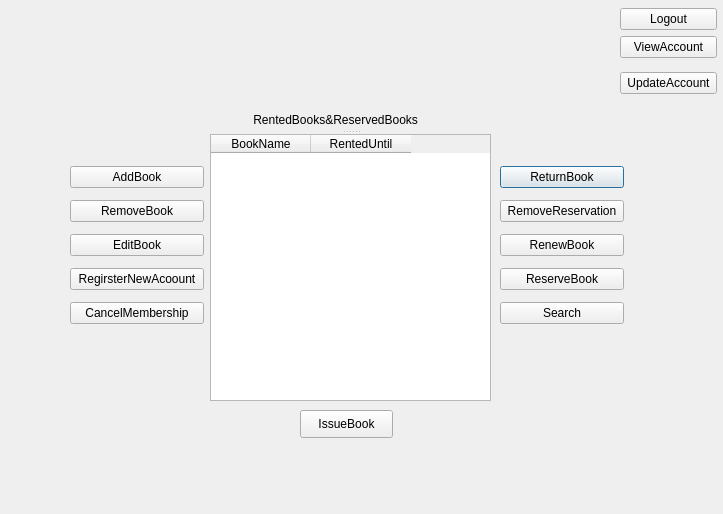
mahsaamini2222/LibraryManagementSystem, file V1.1/Login/window_librarian.ui: the form before one commit.
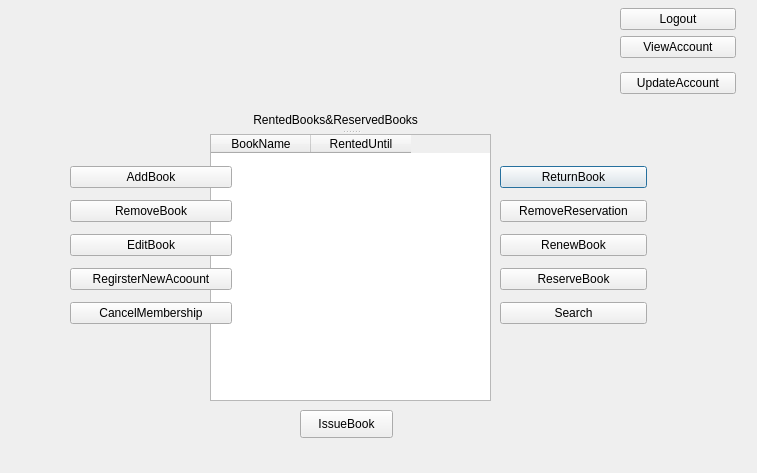
The form after the commit.

What changed in the file:
```diff
--- a/V1.1/Login/window_librarian.ui
+++ b/V1.1/Login/window_librarian.ui
@@ -6,19 +6,22 @@
    <rect>
     <x>0</x>
     <y>0</y>
-    <width>723</width>
-    <height>514</height>
+    <width>757</width>
+    <height>473</height>
    </rect>
   </property>
   <property name="windowTitle">
    <string>Dialog</string>
   </property>
+  <property name="sizeGripEnabled">
+   <bool>false</bool>
+  </property>
   <widget class="QWidget" name="layoutWidget">
    <property name="geometry">
     <rect>
      <x>500</x>
      <y>160</y>
-     <width>124</width>
+     <width>147</width>
      <height>170</height>
     </rect>
    </property>
@@ -103,12 +106,12 @@
     <string>IssueBook</string>
    </property>
   </widget>
-  <widget class="QWidget" name="">
+  <widget class="QWidget" name="layoutWidget">
    <property name="geometry">
     <rect>
      <x>70</x>
      <y>160</y>
-     <width>134</width>
+     <width>162</width>
      <height>170</height>
     </rect>
    </property>
@@ -150,12 +153,12 @@
     </item>
    </layout>
   </widget>
-  <widget class="QWidget" name="">
+  <widget class="QWidget" name="layoutWidget">
    <property name="geometry">
     <rect>
      <x>620</x>
      <y>0</y>
-     <width>97</width>
+     <width>116</width>
      <height>102</height>
     </rect>
    </property>
```
